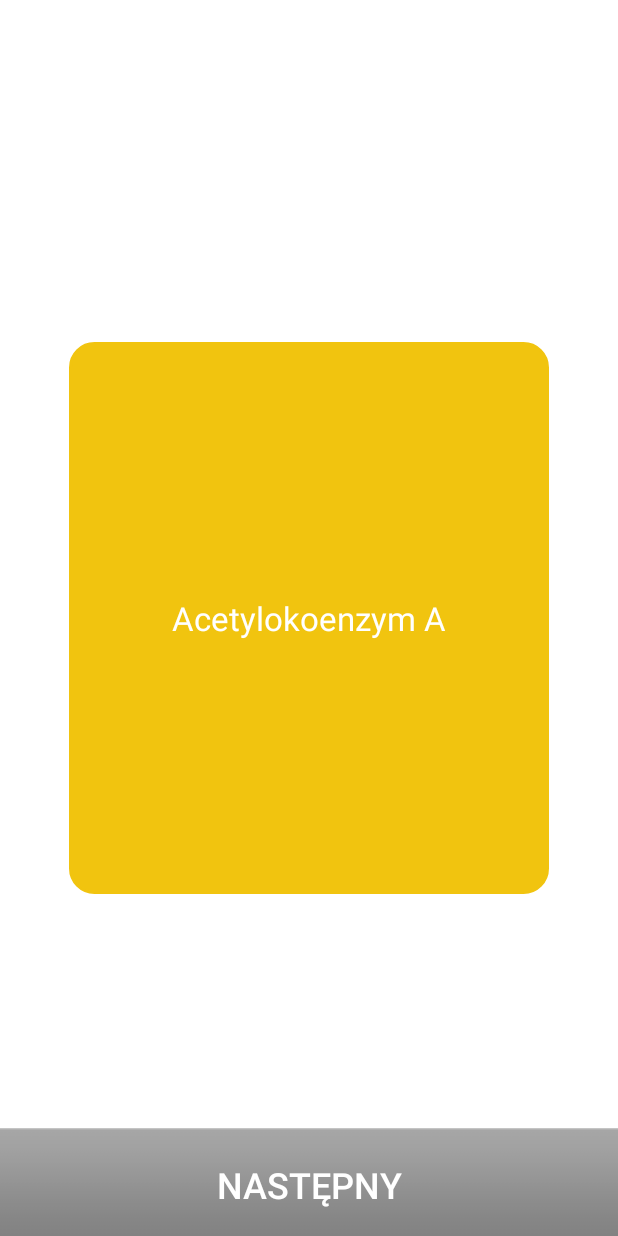
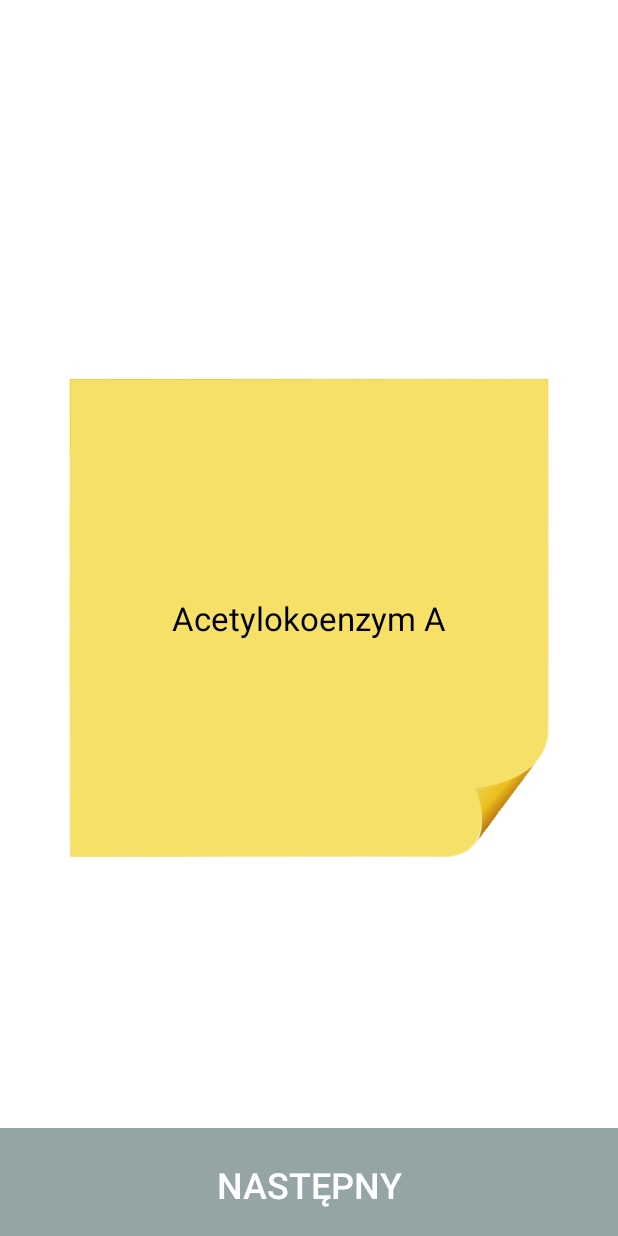
Before and after one commit to john-bartu/flashcards-biology, an Android app: the screen it shows after launch (DefinitionActivity), after a tap on "DEFAULT DATASET", on a phone screen of 412 x 824 dp. Run offline under Robolectric (Android 15) with nearby library versions, the light colour scheme and no system bars.

Commit message:
Update graphic of flashcard

```diff
--- a/app/src/main/res/drawable/rectangle.xml
+++ b/app/src/main/res/drawable/rectangle.xml
@@ -1,9 +1,16 @@
 <?xml version="1.0" encoding="utf-8"?>
-<shape xmlns:android="http://schemas.android.com/apk/res/android"
-    android:shape="rectangle">
+<layer-list xmlns:android="http://schemas.android.com/apk/res/android" >
 
-    <corners android:radius="16dp"/>
-    <solid android:color="#fff"/>
-    <stroke android:width="2dp" android:color="#000"/>
+    <item android:drawable="@drawable/sticky_note" />
+    <item>
+        <shape android:shape="rectangle" android:padding="10dp">
+            <corners
+                    android:bottomRightRadius="5dp"
+                    android:bottomLeftRadius="5dp"
+                    android:topLeftRadius="5dp"
+                    android:topRightRadius="5dp"/>
+        </shape>
+    </item>
 
-</shape>
+
+</layer-list>
--- a/app/src/main/res/layout/activity_words.xml
+++ b/app/src/main/res/layout/activity_words.xml
@@ -25,14 +25,12 @@
                 android:layout_weight="1"
                 android:foregroundGravity="center"
                 android:gravity="center"
-            android:text="Następny"
+                android:text="@string/NextFlashcard"
                 android:textAlignment="center"
                 android:textColor="@color/white"
-            android:textSize="24sp" />
+                android:background="@color/button"
+                android:textSize="24sp"/>
     </LinearLayout>
-
-
-
 
 
     <FrameLayout
@@ -50,7 +48,8 @@
                 android:layout_gravity="center"
                 android:padding="16dp"
                 android:src="@drawable/rectangle"
-                    android:tint="@color/cardBack" />
+                android:scaleX="-1"
+                android:contentDescription="@string/sticky_note"/>
 
 
         <TextView
@@ -58,9 +57,9 @@
                 android:layout_width="match_parent"
                 android:layout_height="wrap_content"
                 android:layout_gravity="center"
-                        android:text="WARM"
+                android:text=""
                 android:textAlignment="center"
-                        android:textColor="@color/white"
+                android:textColor="@color/black"
                 android:textSize="22sp" android:layout_margin="32dp"/>
     </FrameLayout>
 
@@ -70,7 +69,8 @@
             android:layout_height="wrap_content"
             android:layout_gravity="center_horizontal|center"
             android:foregroundGravity="center"
-                android:onClick="flipCard">
+            android:onClick="flipCard"
+    >
 
         <ImageView
                 android:id="@+id/imageView2"
@@ -79,16 +79,17 @@
                 android:layout_gravity="center"
                 android:padding="16dp"
                 android:src="@drawable/rectangle"
-                    android:tint="@color/cardFront" />
+                android:contentDescription="@string/sticky_note"
+        />
 
         <TextView
                 android:id="@+id/textFront"
                 android:layout_width="match_parent"
                 android:layout_height="wrap_content"
                 android:layout_gravity="center"
-                        android:text="dlugi text dlugi text dlugi text dlugi text dlugi text dlugi text dlugi text dlugi text  dlugi text dlugi text dlugi text dlugi text "
+                android:text=""
                 android:textAlignment="center"
-                        android:textColor="@color/white"
+                android:textColor="@color/black"
                 android:textSize="22sp" android:layout_margin="32dp"/>
 
     </FrameLayout>
--- a/app/src/main/res/values/strings.xml
+++ b/app/src/main/res/values/strings.xml
@@ -2,4 +2,6 @@
     <string name="app_name">More Than Biology</string>
     <string name="dummy_content">MORE THAN\nBIOLOGY</string>
     <string name="footer">2018</string>
+    <string name="NextFlashcard">Następny</string>
+    <string name="sticky_note">sticky note</string>
 </resources>
```
Also changed, not shown: app/src/main/res/drawable/sticky_note.png (added). Lines whose indentation alone changed are shown as unchanged.
